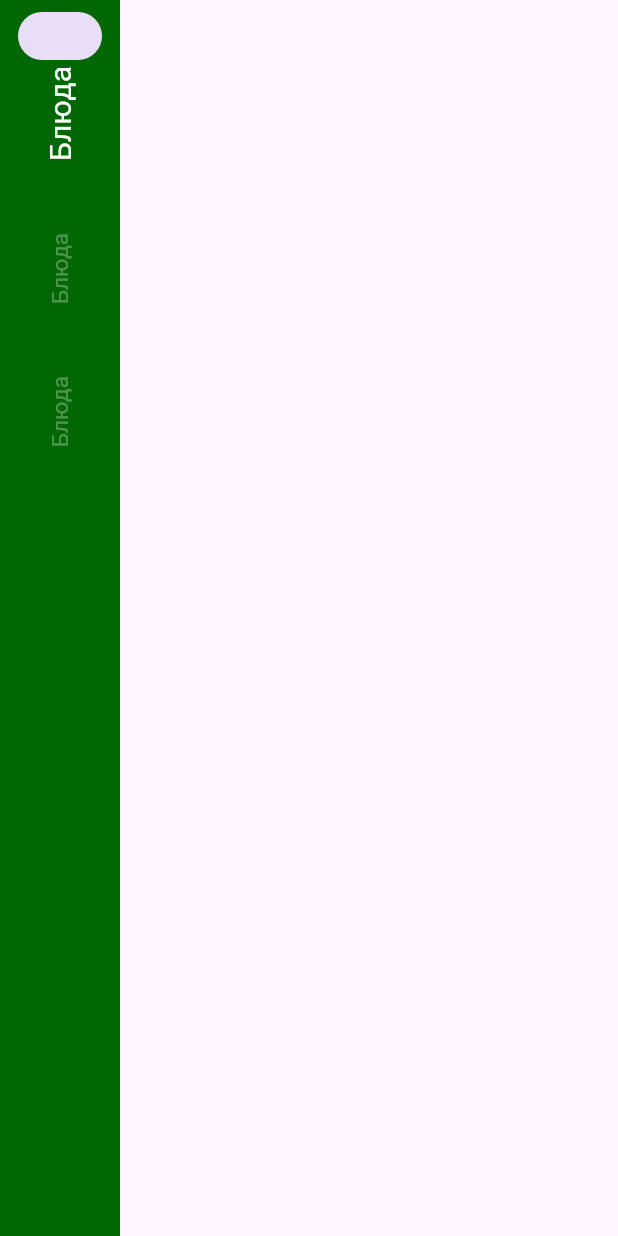
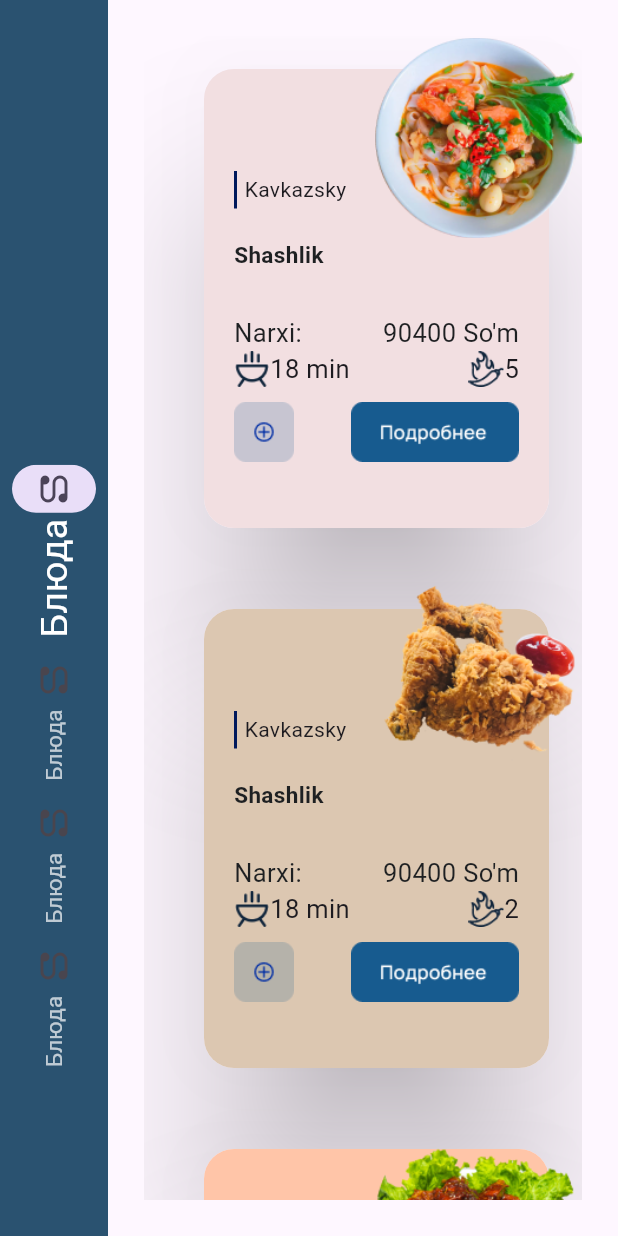
Before and after one commit to FarruxMustafo/restarant, a Flutter app: the screen it shows after launch, on a phone screen of 412 x 824 dp. Run offline on Flutter 3.47's test engine with Material 2 defaults, Android fonts, the phone set to English and light mode, and no system bars.

Commit message:
main ui hammasi

```diff
--- a/lib/consts/consts.dart
+++ b/lib/consts/consts.dart
@@ -1,3 +1,98 @@
 import 'dart:ui';
 
-const color = const Color(0xff006702);
+import 'package:flutter/material.dart';
+
+const color = Color(0xff193B55);
+
+class Meal {
+  int id;
+  String type;
+  String name;
+  String imageUrl;
+  String time;
+  int ingCount;
+  int bannerColor;
+  int cost;
+  Meal(
+      {required this.type,
+      required this.id,
+      required this.name,
+      required this.imageUrl,
+      required this.time,
+      required this.ingCount,
+      required this.bannerColor,
+      required this.cost});
+}
+
+List<Meal> meals = [
+  Meal(
+    id: 1,
+    type: "Kavkazsky",
+    name: "Shashlik",
+    imageUrl: "assets/males/male1.png",
+    time: "18 min",
+    ingCount: 5,
+    bannerColor: 0xffF2DFE1,
+    cost: 90400,
+  ),
+  Meal(
+    type: "Kavkazsky",
+    id: 2,
+    name: "Shashlik",
+    imageUrl: "assets/males/male2.png",
+    time: "18 min",
+    ingCount: 2,
+    bannerColor: 0xffDCC7B1,
+    cost: 90400,
+  ),
+  Meal(
+    type: "Kavkazsky",
+    id: 3,
+    name: "Shashlik",
+    imageUrl: "assets/males/male3.png",
+    time: "18 min",
+    ingCount: 3,
+    bannerColor: 0xffFFC5A8,
+    cost: 90400,
+  ),
+  Meal(
+    type: "Kavkazsky",
+    id: 4,
+    name: "Shashlik",
+    imageUrl: "assets/males/male4.png",
+    time: "18 min",
+    ingCount: 7,
+    bannerColor: 0xff71C3A1,
+    cost: 90400,
+  ),
+  Meal(
+    type: "Kavkazsky",
+    id: 5,
+    name: "Shashlik",
+    imageUrl: "assets/males/mlae5.png",
+    time: "18 min",
+    ingCount: 5,
+    bannerColor: 0xffA8B6FF,
+    cost: 90400,
+  ),
+  Meal(
+    id: 5,
+    type: "Kavkazsky",
+    name: "Shashlik",
+    imageUrl: "assets/males/male6.png",
+    time: "18 min",
+    ingCount: 6,
+    bannerColor: 0xffFFE7A8,
+    cost: 90400,
+  ),
+  Meal(
+    id: 7,
+    type: "Kavkazsky",
+    name: "Shashlik",
+    imageUrl: "assets/males/male7.png",
+    time: "18 min",
+    ingCount: 7,
+    bannerColor: 0xffCEA8FF,
+    cost: 90400,
+  ),
+];
--- a/lib/home_page.dart
+++ b/lib/home_page.dart
@@ -2,6 +2,7 @@
 
 import 'package:flutter/material.dart';
 import 'package:restarant/consts/consts.dart';
+import 'package:restarant/pages/dishes.dart';
 
 
 class  HomeScreen extends StatefulWidget {
@@ -10,36 +11,56 @@ class  HomeScreen extends StatefulWidget {
   @override
   State<HomeScreen> createState() => _HomeScreenState();
 }
+  int _selectedINdex =0;
+  List <Widget> pages=[
+    DishesPage(),
+    DishesPage(),
+    DishesPage(),
+    DishesPage(),
+
+  ];
 
 class _HomeScreenState extends State<HomeScreen> {
   @override
   Widget build(BuildContext context) {
-    return Scaffold(
-        body: SafeArea(
-          child: Row(
+    return SafeArea(
+      child: Scaffold(
+          body: Row(
               children: [
           NavigationRail(
+            minWidth: 50,
+            onDestinationSelected: (int index){
+              setState(() {
+                _selectedINdex=index;
+              });
+            },
+            groupAlignment: 0.5,
 
             labelType: NavigationRailLabelType.all,
-            selectedIndex: 0,
-            selectedLabelTextStyle: const TextStyle(color: Colors.white, fontSize:20),
-            unselectedLabelTextStyle: TextStyle(color: Colors.white30, fontSize: 15),
-            backgroundColor: color,
+            selectedIndex: _selectedINdex,
+            selectedLabelTextStyle: const TextStyle(color: Colors.white, fontSize:25),
+            unselectedLabelTextStyle: const TextStyle(color: Colors.white70, fontSize: 15),
+            backgroundColor: Color(0xff2A5270),
             destinations: const [
               NavigationRailDestination(
 
-                icon:SizedBox(),
+                icon:Icon(Icons.earbuds_rounded),
                   label: RotatedBox(quarterTurns: -1, child: Text("Блюда"))),
               NavigationRailDestination(
-                  icon:SizedBox(),
+                icon:Icon(Icons.earbuds_rounded),
                   label: RotatedBox(quarterTurns: -1, child: Text("Блюда"))),
               NavigationRailDestination(
-                 icon:SizedBox(),
+                icon:Icon(Icons.earbuds_rounded),
+                  label: RotatedBox(quarterTurns: -1, child: Text("Блюда"))),
+                     NavigationRailDestination(
+
+              icon:Icon(Icons.earbuds_rounded),
                   label: RotatedBox(quarterTurns: -1, child: Text("Блюда"))),
             ],
-          )
+          ),
+          Expanded(child: pages[_selectedINdex]),
               ],
-            ),
-        ));
+            )),
+    );
   }
 }
--- a/lib/main.dart
+++ b/lib/main.dart
@@ -38,7 +38,7 @@ class MyApp extends StatelessWidget {
         colorScheme: ColorScheme.fromSeed(seedColor: Colors.deepPurple),
         useMaterial3: true,
       ),
-      home: MyHomePage(),
+      home:const  MyHomePage(),
     );
   }
 }
@@ -53,10 +53,10 @@ class SplashScreenState extends State<MyHomePage> {
   @override
   void initState() {
     super.initState();
-    Timer(Duration(seconds: 3),
+    Timer(const Duration(seconds: 3),
             ()=>Navigator.pushReplacement(context,
             MaterialPageRoute(builder:
-                (context) => HomeScreen()
+                (context) => const HomeScreen()
             )
          )
     );
@@ -64,6 +64,7 @@ class SplashScreenState extends State<MyHomePage> {
   @override
   Widget build(BuildContext context) {
     return Container(
+
       color:color,
       child: Expanded(
         child: Stack(children: [
--- /dev/null
+++ b/lib/pages/details.dart
@@ -0,0 +1,57 @@
+import 'package:flutter/material.dart';
+import 'package:restarant/consts/consts.dart';
+
+
+
+class DetailsPage extends StatelessWidget {
+  final int selectedItemIndex;
+  const DetailsPage( this.selectedItemIndex, {super.key});
+
+  @override
+  Widget build(BuildContext context) {
+    return Container(
+height: double.infinity,
+      decoration:
+         const  BoxDecoration(
+           color: color,
+            image: DecorationImage(
+              fit: BoxFit.cover,
+              image: AssetImage("assets/detailfon.png"))),
+              child: myBody(),
+    );
+  }
+
+
+
+
+
+
+
+Widget myBody(){
+  return Container(
+    color: Colors.white,
+    margin: EdgeInsets.only(top: 70, right: 40),
+    child: Stack(
+      clipBehavior: Clip.none,
+      alignment: Alignment.center,
+      children: [
+      Column(
+        mainAxisAlignment: MainAxisAlignment.center,
+        children: [Text(meals[selectedItemIndex].name)],),
+        Positioned(
+            top: -80,
+            right: -40,
+
+
+            child: Image.asset(meals[selectedItemIndex].imageUrl,
+            width: 240,
+            fit: BoxFit.cover,
+
+
+            ),
+
+          ),
+    ],),
+  );
+}
+}
--- /dev/null
+++ b/lib/pages/dishes.dart
@@ -0,0 +1,200 @@
+import 'dart:io';
+
+import 'package:flutter/material.dart';
+import 'package:restarant/consts/consts.dart';
+import 'package:restarant/pages/details.dart';
+
+class DishesPage extends StatefulWidget {
+  const DishesPage({super.key});
+
+  @override
+  State<DishesPage> createState() => _DishesPageState();
+}
+
+class _DishesPageState extends State<DishesPage> {
+  bool isSlected = false;
+  int selectedItemIndex=0;
+
+  @override
+  Widget build(BuildContext context) {
+    return WillPopScope(
+      onWillPop: (){
+        isSlected?
+        setState(() {
+          isSlected=false;
+
+        }):
+        exit(0);
+     return Future(() => false);
+
+
+      },
+      child: isSlected
+          ? DetailsPage(selectedItemIndex)
+          : Padding(
+              padding: const EdgeInsets.all(8.0),
+              child: Expanded(
+                child: Padding(
+                  padding: const EdgeInsets.all(16),
+                  child: GridView.builder(
+                      itemCount: meals.length,
+                      scrollDirection: Axis.vertical,
+                      gridDelegate:
+                          const SliverGridDelegateWithFixedCrossAxisCount(
+                              crossAxisCount: 1,
+                              mainAxisExtent: 350,
+                              crossAxisSpacing: 8,
+                              mainAxisSpacing: 10),
+                      itemBuilder: (BuildContext context, int index) {
+                        return card(meals[index], context, index);
+                      }),
+                ),
+              ),
+            ),
+    );
+  }
+
+  Widget card(Meal meal, contex, index) {
+    return Padding(
+      padding: const EdgeInsets.all(18.0),
+      child: Stack(
+        clipBehavior: Clip.none,
+        alignment: Alignment.topRight,
+        children: [
+          Card(
+            shape:
+                RoundedRectangleBorder(borderRadius: BorderRadius.circular(20)),
+            elevation: 48,
+            child: Container(
+              decoration: BoxDecoration(
+                  color: Color(meal.bannerColor),
+                  borderRadius: BorderRadius.circular(20)),
+              height: 360,
+              width: 230,
+              child: Padding(
+                padding: const EdgeInsets.all(20.0),
+                child: Column(
+                  crossAxisAlignment: CrossAxisAlignment.start,
+                  children: [
+                    const SizedBox(
+                      height: 48,
+                    ),
+                    Row(
+                      children: [
+                        Container(
+                          height: 25,
+                          width: 2,
+                          color: const Color(0xff00195C),
+                        ),
+                        const SizedBox(
+                          width: 5,
+                        ),
+                        Text(meal.type),
+                      ],
+                    ),
+                    const SizedBox(
+                      height: 20,
+                    ),
+                    Text(meal.name,
+                        style: const TextStyle(
+                            fontWeight: FontWeight.bold,
+                            fontSize: 15,
+                            color: Color(0xff1E2022))),
+                    const SizedBox(
+                      height: 30,
+                    ),
+                    Row(
+                      mainAxisAlignment: MainAxisAlignment.spaceBetween,
+                      children: [
+                        Text(
+                          "Narxi:",
+                          style:
+                              TextStyle(fontSize: 17, color: Color(0xff1E2022)),
+                        ),
+                        Row(
+                          children: [
+                            Text(
+                              meal.cost.toString(),
+                              style: TextStyle(
+                                  fontSize: 17, color: Color(0xff1E2022)),
+                            ),
+                            Text(
+                              " So'm",
+                              style: TextStyle(
+                                  fontSize: 17, color: Color(0xff1E2022)),
+                            ),
+                          ],
+                        )
+                      ],
+                    ),
+                    Row(
+                      mainAxisAlignment: MainAxisAlignment.spaceBetween,
+                      children: [
+                        Row(
+                          children: [
+                            Container(
+                                height: 24,
+                                width: 24,
+                                child: Image.asset("assets/travel.png")),
+                            Text(
+                              meal.time,
+                              style: TextStyle(fontSize: 17),
+                            ),
+                          ],
+                        ),
+                        Row(
+                          children: [
+                            Container(
+                                height: 24,
+                                width: 24,
+                                child: Image.asset("assets/qalampir.png")),
+                            Text(
+                              meal.ingCount.toString(),
+                              style: TextStyle(fontSize: 17),
+                            ),
+                          ],
+                        )
+                      ],
+                    ),
+                    SizedBox(
+                      height: 10,
+                    ),
+                    Row(
+                      mainAxisAlignment: MainAxisAlignment.spaceBetween,
+                      children: [
+                        SizedBox(
+                          width: 40,
+                          height: 40,
+                          child: Image.asset('assets/plus.png'),
+                        ),
+                        InkWell(
+                          child: SizedBox(
+                            height: 40,
+                            child: Image.asset("assets/buttoncha.png"),
+                          ),
+                          onTap: (){
+                            setState(() {
+                              isSlected=true;
+                              selectedItemIndex=index;
+                            });
+                          },
+                        )
+                      ],
+                    )
+                  ],
+                ),
+              ),
+            ),
+          ),
+          Positioned(
+            top: -20,
+            right: -20,
+            height: 140,
+            width: 140,
+            child: Image.asset(meal.imageUrl),
+          ),
+        ],
+      ),
+    );
+  }
+}
--- a/pubspec.yaml
+++ b/pubspec.yaml
@@ -63,6 +63,7 @@ flutter:
   # To add assets to your application, add an assets section, like this:
   assets:
     - assets/
+    - assets/males/
 
   # An image asset can refer to one or more resolution-specific "variants", see
   # https://flutter.dev/assets-and-images/#resolution-aware
```
Also changed, not shown: assets/buttoncha.png (added), assets/detailfon.png (added), assets/males/male1.png (added), assets/males/male2.png (added), assets/males/male3.png (added), assets/males/male4.png (added), assets/males/male6.png (added), assets/males/male7.png (added), assets/males/mlae5.png (added), assets/plus.png (added), assets/qalampir.png (added), assets/travel.png (added), 1 other file.
